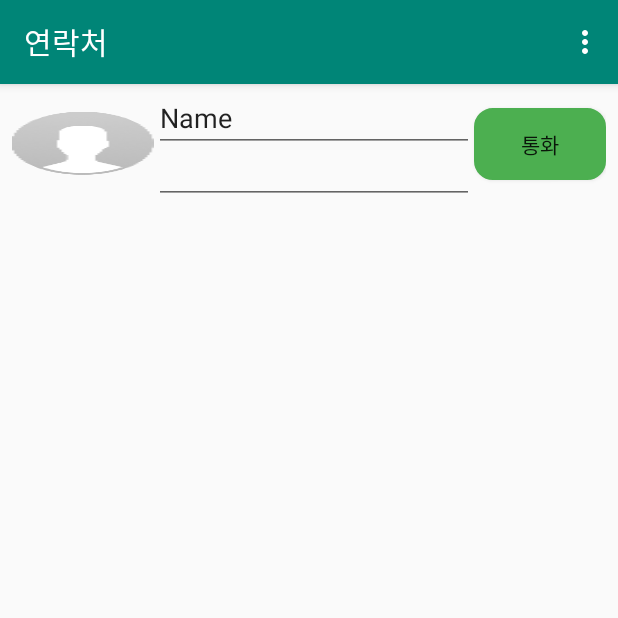
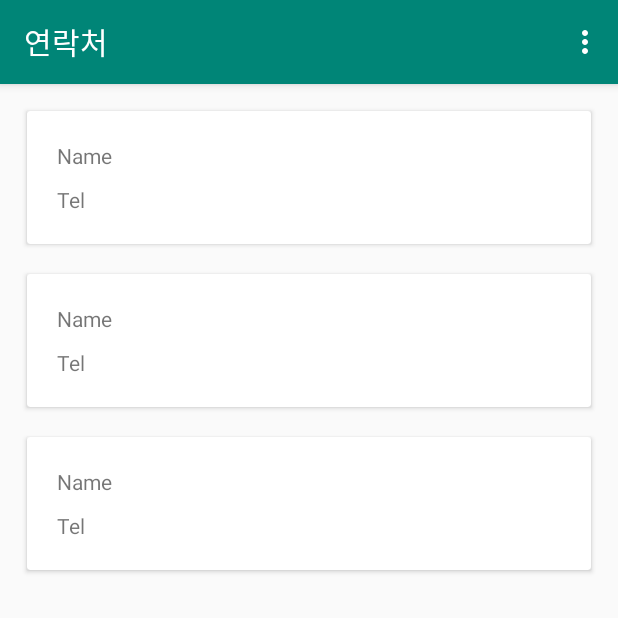
Before and after one commit to bluechipcns/blue-blood, an Android app: the screen it shows after launch (MainActivity), on a phone screen of 412 x 824 dp, the top half of it. Run offline under Robolectric (Android 15) with nearby library versions, the phone set to English and light mode, and no system bars.

Commit message:
# 1차 레이아웃 커밋

```diff
--- a/app/build.gradle
+++ b/app/build.gradle
@@ -29,11 +29,13 @@ android {
 
 dependencies {
     implementation fileTree(dir: 'libs', include: ['*.jar'])
-    implementation"org.jetbrains.kotlin:kotlin-stdlib-jdk7:$kotlin_version"
+    implementation "org.jetbrains.kotlin:kotlin-stdlib-jdk7:$kotlin_version"
     implementation 'androidx.appcompat:appcompat:1.1.0'
     implementation 'androidx.core:core-ktx:1.2.0'
     implementation 'androidx.constraintlayout:constraintlayout:1.1.3'
     implementation 'com.google.android.material:material:1.1.0'
+    implementation 'androidx.legacy:legacy-support-v4:1.0.0'
+    implementation 'androidx.recyclerview:recyclerview:1.0.0'
     testImplementation 'junit:junit:4.12'
     androidTestImplementation 'androidx.test.ext:junit:1.1.1'
     androidTestImplementation 'androidx.test.espresso:espresso-core:3.2.0'
--- /dev/null
+++ b/app/src/main/java/com/bluechipcns/test1/ContractData.kt
@@ -0,0 +1,3 @@
+package com.bluechipcns.test1
+
+data class ContractData(val name:String, val tel:String)
--- a/app/src/main/java/com/bluechipcns/test1/MainActivity.kt
+++ b/app/src/main/java/com/bluechipcns/test1/MainActivity.kt
@@ -5,8 +5,9 @@ import com.google.android.material.snackbar.Snackbar
 import androidx.appcompat.app.AppCompatActivity
 import android.view.Menu
 import android.view.MenuItem
-
+import androidx.recyclerview.widget.LinearLayoutManager
 import kotlinx.android.synthetic.main.activity_main.*
+import kotlinx.android.synthetic.main.content_main.*
 
 class MainActivity : AppCompatActivity() {
 
@@ -14,6 +15,9 @@ class MainActivity : AppCompatActivity() {
         super.onCreate(savedInstanceState)
         setContentView(R.layout.activity_main)
         setSupportActionBar(toolbar)
+        rv_contracts_list.adapter = MainAdapter()
+        rv_contracts_list.layoutManager = LinearLayoutManager(this)
+
     }
 
     override fun onCreateOptionsMenu(menu: Menu): Boolean {
--- /dev/null
+++ b/app/src/main/java/com/bluechipcns/test1/MainAdapter.kt
@@ -0,0 +1,33 @@
+package com.bluechipcns.test1
+
+import android.view.LayoutInflater
+import android.view.ViewGroup
+import androidx.recyclerview.widget.RecyclerView
+import kotlinx.android.synthetic.main.contracts_item.view.*
+
+class MainAdapter : RecyclerView.Adapter<MainAdapter.MainViewHoler>() {
+
+    var items: MutableList<ContractData> = mutableListOf(ContractData("Name","Tel"),
+        ContractData("Name","Tel"),
+        ContractData("Name","Tel"))
+
+    override fun onCreateViewHolder(parent: ViewGroup, p1: Int) = MainViewHoler(parent)
+
+    override fun getItemCount(): Int = items.size
+
+    override fun onBindViewHolder(holder: MainAdapter.MainViewHoler, position: Int) {
+        items[position].let { item ->
+            with(holder) {
+                tvContractName.text = item.name
+                tvContractTel.text = item.tel
+            }
+        }
+    }
+
+    inner class MainViewHoler(parent: ViewGroup) : RecyclerView.ViewHolder(
+        LayoutInflater.from(parent.context).inflate(R.layout.contracts_item, parent, false)) {
+        val tvContractName = itemView.tv_contract_name
+        val tvContractTel = itemView.tv_contract_tel
+    }
+
+}
--- a/app/src/main/res/layout/content_main.xml
+++ b/app/src/main/res/layout/content_main.xml
@@ -9,6 +9,7 @@
     tools:showIn="@layout/activity_main">
 
     <androidx.recyclerview.widget.RecyclerView
+        android:id="@+id/rv_contracts_list"
         android:layout_width="0dp"
         android:layout_height="0dp"
         android:layout_marginStart="8dp"
@@ -22,55 +23,4 @@
         app:layout_constraintStart_toStartOf="parent"
         app:layout_constraintTop_toTopOf="parent" />
 
-    <LinearLayout
-        android:layout_width="0dp"
-        android:layout_height="80dp"
-        android:layout_marginStart="8dp"
-        android:layout_marginLeft="8dp"
-        android:layout_marginEnd="8dp"
-        android:layout_marginRight="8dp"
-        android:orientation="horizontal"
-        app:layout_constraintEnd_toEndOf="parent"
-        app:layout_constraintHorizontal_bias="0.0"
-        app:layout_constraintStart_toStartOf="parent"
-        tools:layout_editor_absoluteY="8dp">
-
-        <ImageView
-            android:id="@+id/imageView"
-            android:layout_width="wrap_content"
-            android:layout_height="wrap_content"
-            android:layout_gravity="center_horizontal|center_vertical"
-            android:layout_weight="1"
-            android:background="@drawable/ic_detail_profile_42_dp" />
-
-        <LinearLayout
-            android:layout_width="wrap_content"
-            android:layout_height="match_parent"
-            android:orientation="vertical">
-
-            <EditText
-                android:id="@+id/editText2"
-                android:layout_width="match_parent"
-                android:layout_height="wrap_content"
-                android:ems="10"
-                android:inputType="textPersonName"
-                android:text="Name" />
-
-            <EditText
-                android:id="@+id/editText"
-                android:layout_width="match_parent"
-                android:layout_height="wrap_content"
-                android:ems="10"
-                android:inputType="phone" />
-        </LinearLayout>
-
-        <Button
-            android:id="@+id/button"
-            android:layout_width="wrap_content"
-            android:layout_height="wrap_content"
-            android:layout_gravity="center_horizontal|center_vertical"
-            android:background="@drawable/ic_button_round"
-            android:text="@string/call_button" />
-
-    </LinearLayout>
 </androidx.constraintlayout.widget.ConstraintLayout>
--- /dev/null
+++ b/app/src/main/res/layout/contracts_item.xml
@@ -0,0 +1,28 @@
+<android.support.design.card.MaterialCardView
+    xmlns:android="http://schemas.android.com/apk/res/android"
+    xmlns:tools="http://schemas.android.com/tools"
+    android:layout_width="match_parent"
+    android:layout_height="wrap_content"
+    android:layout_margin="10dp">
+    <RelativeLayout
+        android:layout_width="match_parent"
+        android:layout_height="match_parent"
+        android:layout_margin="20dp"
+        android:orientation="vertical">
+        <TextView
+            android:id="@+id/tv_contract_name"
+            android:layout_width="wrap_content"
+            android:layout_height="wrap_content"
+            tools:text="TITLE"
+            />
+        <TextView
+            android:id="@+id/tv_contract_tel"
+            android:layout_width="match_parent"
+            android:layout_height="wrap_content"
+            android:layout_below="@id/tv_contract_name"
+            android:layout_marginTop="10dp"
+            android:autoLink="web"
+            tools:text="Content"/>
+    </RelativeLayout>
+
+</android.support.design.card.MaterialCardView>
--- a/app/src/main/res/values/dimens.xml
+++ b/app/src/main/res/values/dimens.xml
@@ -1,3 +1,4 @@
 <resources>
     <dimen name="fab_margin">16dp</dimen>
+    <dimen name="text_margin">16dp</dimen>
 </resources>
```
